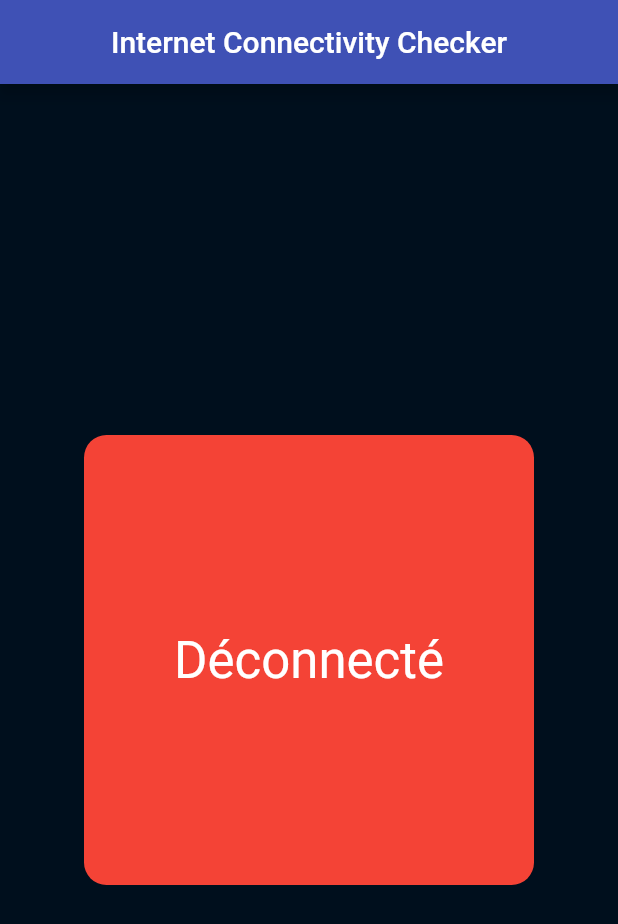
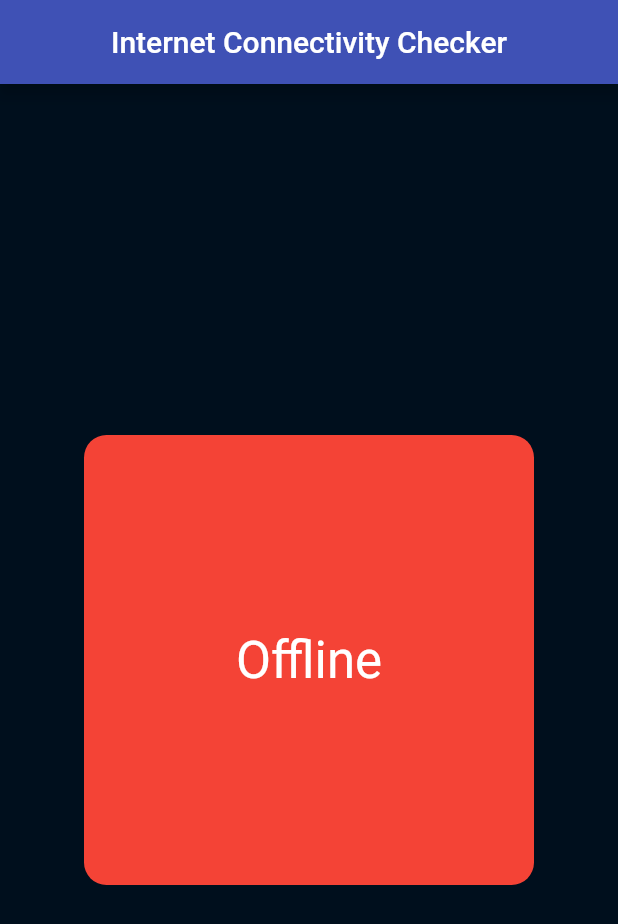
Before and after one commit to csof3cen/internet_connectivity_checker, a Flutter app: the screen it shows after launch, on a phone screen of 412 x 824 dp. Shown: the top 924 px of the screen. Run offline on Flutter 3.47's test engine with Material 2 defaults, Android fonts, the phone set to English and light mode, and no system bars.

Commit message:
Added demo

```diff
--- a/exemple/lib/main.dart
+++ b/exemple/lib/main.dart
@@ -32,7 +32,7 @@ class App extends StatelessWidget {
                       color: Colors.green,
                       borderRadius: BorderRadius.circular(15),
                     ),
-                    child: Center(child: Text("Connecté", style: kTextStyle)),
+                    child: Center(child: Text("Online", style: kTextStyle)),
                   );
                 } else if (status == ConnectivityStatus.offine) {
                   return Container(
@@ -40,7 +40,7 @@ class App extends StatelessWidget {
                       color: Colors.red,
                       borderRadius: BorderRadius.circular(15),
                     ),
-                    child: Center(child: Text("Déconnecté", style: kTextStyle)),
+                    child: Center(child: Text("Offline", style: kTextStyle)),
                   );
                 } else {
                   // status == ConnectivityStatus.offline
```
Also changed, not shown: demo/demo.gif (added), 1 other file.
